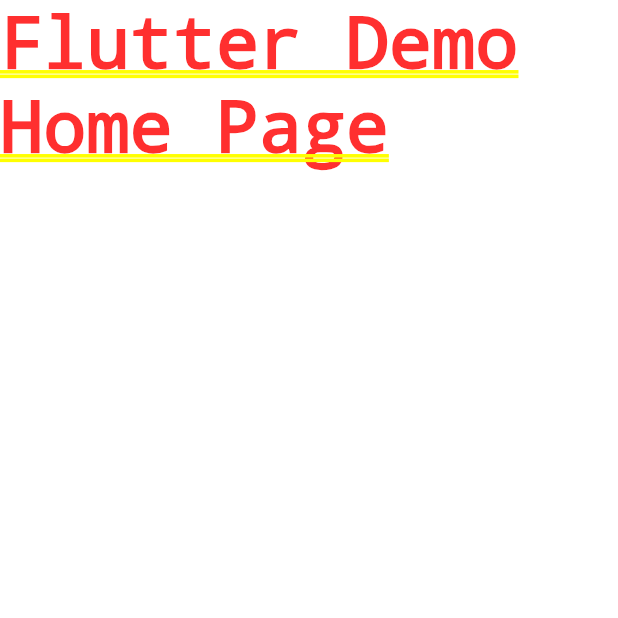
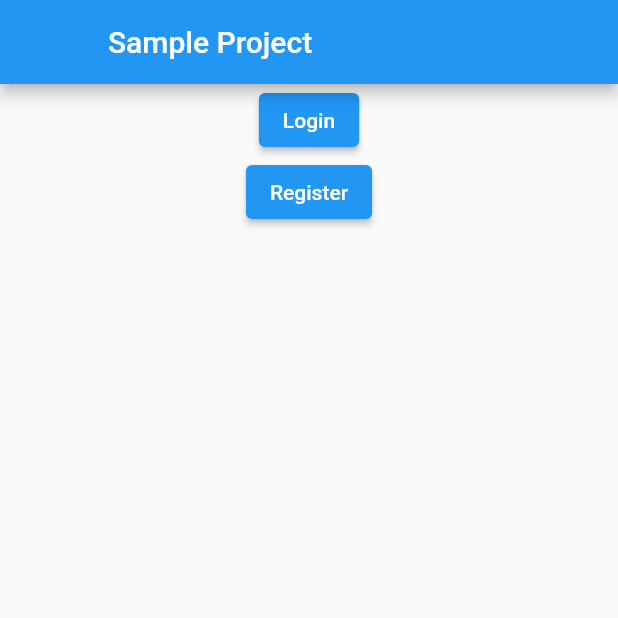
Before and after one commit to framgia/sph_flutter-capstone, a Flutter app: the screen it shows after launch, on a phone screen of 412 x 824 dp, the top half of it. Run offline on Flutter 3.47's test engine with Material 2 defaults, Android fonts, the light colour scheme and no system bars; our stand-ins replace auto_route.

Commit message:
Sample Implementation of Routing/Navigating with AutoRoute

```diff
--- a/lib/main.dart
+++ b/lib/main.dart
@@ -1,4 +1,5 @@
 import 'package:flutter/material.dart';
+import 'package:sun_flutter_capstone/utils/routes/router.gr.dart';
 
 void main() {
   runApp(const MyApp());
@@ -9,12 +10,12 @@
 
   @override
   Widget build(BuildContext context) {
-    return MaterialApp(
-      title: 'Flutter Demo',
-      theme: ThemeData(
-        primarySwatch: Colors.blue,
-      ),
-      home: const Text('Flutter Demo Home Page'),
+    final _appRouter = AppRouter();
+    return MaterialApp.router(
+      debugShowCheckedModeBanner: false,
+      title: 'Sample Nav',
+      routerDelegate: _appRouter.delegate(),
+      routeInformationParser: _appRouter.defaultRouteParser(),
     );
   }
 }
--- /dev/null
+++ b/lib/utils/routes/router.dart
@@ -0,0 +1,28 @@
+import 'package:auto_route/auto_route.dart';
+import 'package:sun_flutter_capstone/views/pages/home.dart';
+import 'package:sun_flutter_capstone/views/pages/session/login.dart';
+import 'package:sun_flutter_capstone/views/pages/session/register.dart';
+import 'package:sun_flutter_capstone/views/pages/welcome.dart';
+
+@MaterialAutoRouter(replaceInRouteName: 'Page,Route', routes: [
+  AutoRoute(path: '/', page: HomePage, children: [
+    AutoRoute(path: 'welcome', page: WelcomePage),
+    AutoRoute(path: 'login', page: LoginPage),
+    AutoRoute(path: 'register', page: RegisterPage),
+  ]),
+])
+class $AppRouter {}
+
+// Notes
+// :dynamic_route
+
+// The above routes dont have to be children of the '/' route
+// We can simple put it alongside the '/' route
+// To test this out you can move the login and register page
+// outside of the '/' route
+// but inside the routes list
+
+// Build Command
+// flutter pub run build_runner build --delete-conflicting-outputs
+// This generates the router.gr.dart file
+// which the application uses for routing
--- a/lib/views/pages/home.dart
+++ b/lib/views/pages/home.dart
@@ -1 +1,20 @@
-// Sample File for Structure Demonstration
+import 'package:auto_route/auto_route.dart';
+import 'package:flutter/material.dart';
+import 'package:sun_flutter_capstone/utils/routes/router.gr.dart';
+
+class HomePage extends StatelessWidget {
+  const HomePage({Key? key}) : super(key: key);
+
+  @override
+  Widget build(BuildContext context) {
+    return AutoTabsScaffold(
+      appBarBuilder: (_, tabsRouter) => AppBar(
+        title: const Text('Sample Project'),
+        leading: const AutoBackButton(),
+      ),
+      routes: const [WelcomeRoute(), LoginRoute(), RegisterRoute()],
+    );
+  }
+}
+
+// AutoTabsScaffold defaults to the first route in the list
--- /dev/null
+++ b/lib/views/pages/welcome.dart
@@ -0,0 +1,22 @@
+import 'package:flutter/material.dart';
+import 'package:sun_flutter_capstone/utils/routing.dart';
+
+class WelcomePage extends StatelessWidget {
+  const WelcomePage({Key? key}) : super(key: key);
+
+  @override
+  Widget build(BuildContext context) {
+    return Center(
+      child: Column(
+        children: [
+          ElevatedButton(
+              onPressed: () => {navigateTo(context, '/login')},
+              child: const Text('Login')),
+          ElevatedButton(
+              onPressed: () => {navigateTo(context, '/register')},
+              child: const Text('Register'))
+        ],
+      ),
+    );
+  }
+}
--- a/pubspec.yaml
+++ b/pubspec.yaml
@@ -11,12 +11,14 @@
     sdk: flutter
 
   cupertino_icons: ^1.0.2
+  auto_route: ^3.2.4
 
 dev_dependencies:
   flutter_test:
     sdk: flutter
-
+  auto_route_generator: ^3.2.3
   flutter_lints: ^1.0.0
+  build_runner: ^2.1.10
 
 flutter:
 
```
Also changed, not shown: lib/utils/routing.dart (added, +11 -0 lines), lib/views/pages/session/login.dart (+21 -1 lines), lib/views/pages/session/register.dart (+21 -1 lines), lib/utils/routes/router.gr.dart (added), lib/utils/test_util.dart (deleted), pubspec.lock.
